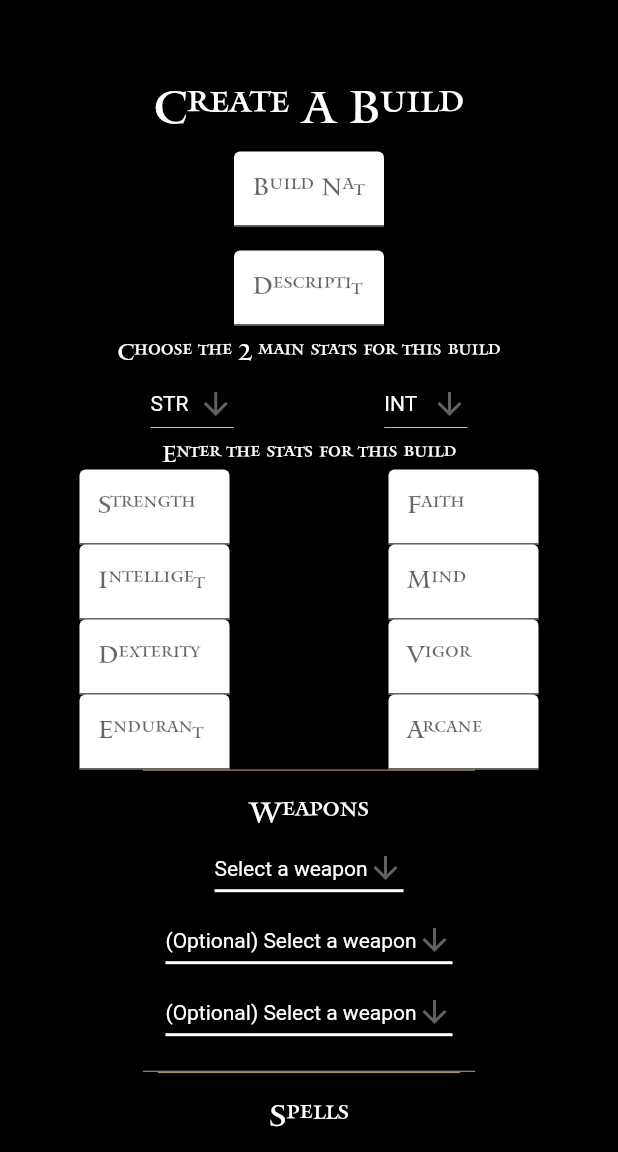
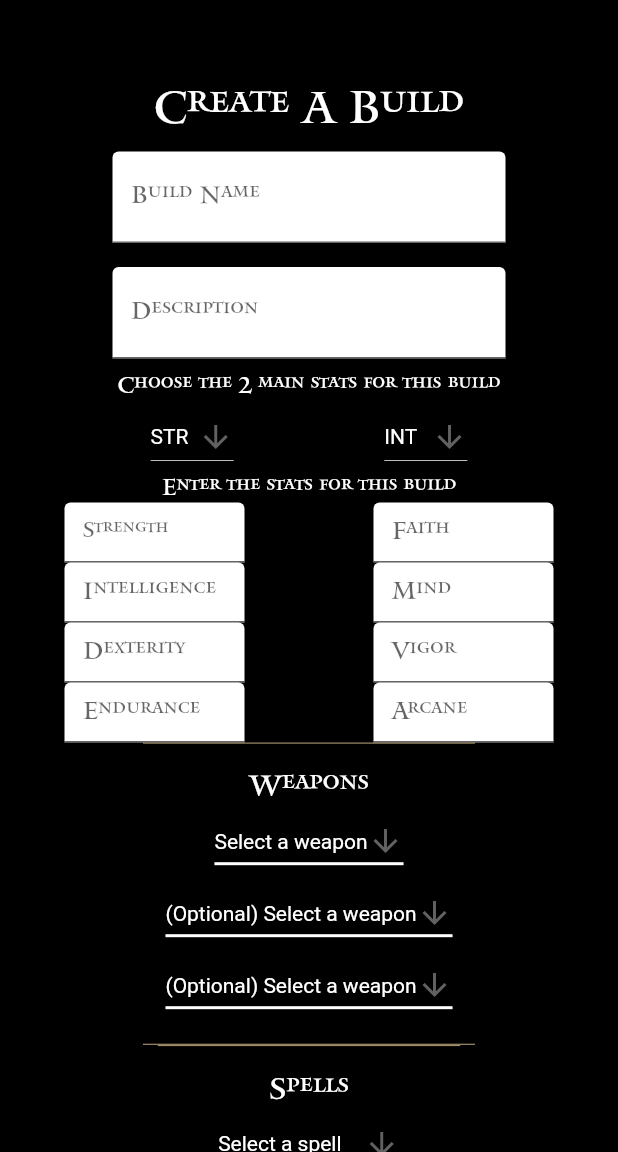
Before and after one commit to yvanmig/Elden-Build, a Flutter app: the CreateBuild screen opened by its route, on a phone screen of 412 x 824 dp, the part 84-1236 px from its top. Run offline on Flutter 3.47's test engine with Material 2 defaults, Android fonts, the phone set to English and light mode, and no system bars; our stand-ins replace email_validator, flutter_image_slideshow, image_picker; missing offline and left inert: dart:js; accounts and stored records are empty; network calls fail.

Commit message:
fix text wrap and inputs size

```diff
--- a/lib/layout/pages/create_build.dart
+++ b/lib/layout/pages/create_build.dart
@@ -168,8 +168,6 @@ class _CreateBuildForm extends State<CreateBuild> {
                     padding:
                         const EdgeInsets.symmetric(horizontal: 75, vertical: 8),
                     child: SizedBox(
-                      width: 100,
-                      height: 50,
                       child: TextFormField(
                         style: const TextStyle(color: Colors.blueGrey),
                         decoration: const InputDecoration(
@@ -187,8 +185,6 @@ class _CreateBuildForm extends State<CreateBuild> {
                     padding:
                         const EdgeInsets.symmetric(horizontal: 75, vertical: 8),
                     child: SizedBox(
-                      width: 100,
-                      height: 50,
                       child: TextFormField(
                         style: const TextStyle(color: Colors.blueGrey),
                         decoration: const InputDecoration(
@@ -258,10 +254,11 @@ class _CreateBuildForm extends State<CreateBuild> {
                         crossAxisAlignment: CrossAxisAlignment.center,
                         children: [
                           SizedBox(
-                            width: 100,
-                            height: 50,
+                            width: 120,
+                            height: 40,
                             child: TextFormField(
-                              style: const TextStyle(color: Colors.blueGrey),
+                              textAlign: TextAlign.end,
+                              style: const TextStyle(color: Colors.blueGrey, fontSize: 16),
                               keyboardType: TextInputType.number,
                               inputFormatters: <TextInputFormatter>[
                                 FilteringTextInputFormatter.allow(
@@ -273,15 +270,17 @@ class _CreateBuildForm extends State<CreateBuild> {
                                 filled: true,
                                 border: UnderlineInputBorder(),
                                 labelText: 'Strength',
-                                hintText: '30',
+                                hintText: '0',
+                                labelStyle: TextStyle(fontSize: 14)
                               ),
                             ),
                           ),
                           SizedBox(
-                            width: 100,
-                            height: 50,
+                            width: 120,
+                            height: 40,
                             child: TextFormField(
-                              style: const TextStyle(color: Colors.blueGrey),
+                              textAlign: TextAlign.end,
+                              style: const TextStyle(color: Colors.blueGrey, fontSize: 16),
                               keyboardType: TextInputType.number,
                               inputFormatters: <TextInputFormatter>[
                                 FilteringTextInputFormatter.allow(
@@ -294,15 +293,16 @@ class _CreateBuildForm extends State<CreateBuild> {
                                 filled: true,
                                 border: UnderlineInputBorder(),
                                 labelText: 'Intelligence',
-                                hintText: '30',
+                                hintText: '0',
                               ),
                             ),
                           ),
                           SizedBox(
-                            width: 100,
-                            height: 50,
+                            width: 120,
+                            height: 40,
                             child: TextFormField(
-                              style: const TextStyle(color: Colors.blueGrey),
+                              textAlign: TextAlign.end,
+                              style: const TextStyle(color: Colors.blueGrey, fontSize: 16),
                               keyboardType: TextInputType.number,
                               inputFormatters: <TextInputFormatter>[
                                 FilteringTextInputFormatter.allow(
@@ -314,15 +314,16 @@ class _CreateBuildForm extends State<CreateBuild> {
                                 filled: true,
                                 border: UnderlineInputBorder(),
                                 labelText: 'Dexterity',
-                                hintText: '30',
+                                hintText: '0',
                               ),
                             ),
                           ),
                           SizedBox(
-                            width: 100,
-                            height: 50,
+                            width: 120,
+                            height: 40,
                             child: TextFormField(
-                              style: const TextStyle(color: Colors.blueGrey),
+                              textAlign: TextAlign.end,
+                              style: const TextStyle(color: Colors.blueGrey, fontSize: 16),
                               keyboardType: TextInputType.number,
                               inputFormatters: <TextInputFormatter>[
                                 FilteringTextInputFormatter.allow(
@@ -334,7 +335,7 @@ class _CreateBuildForm extends State<CreateBuild> {
                                 filled: true,
                                 border: UnderlineInputBorder(),
                                 labelText: 'Endurance',
-                                hintText: '30',
+                                hintText: '0',
                               ),
                             ),
                           ),
@@ -345,10 +346,11 @@ class _CreateBuildForm extends State<CreateBuild> {
                         crossAxisAlignment: CrossAxisAlignment.center,
                         children: [
                           SizedBox(
-                            width: 100,
-                            height: 50,
+                            width: 120,
+                            height: 40,
                             child: TextFormField(
-                              style: const TextStyle(color: Colors.blueGrey),
+                              textAlign: TextAlign.end,
+                              style: const TextStyle(color: Colors.blueGrey, fontSize: 16),
                               keyboardType: TextInputType.number,
                               inputFormatters: <TextInputFormatter>[
                                 FilteringTextInputFormatter.allow(
@@ -360,15 +362,16 @@ class _CreateBuildForm extends State<CreateBuild> {
                                 filled: true,
                                 border: UnderlineInputBorder(),
                                 labelText: 'Faith',
-                                hintText: '30',
+                                hintText: '0',
                               ),
                             ),
                           ),
                           SizedBox(
-                            width: 100,
-                            height: 50,
+                            width: 120,
+                            height: 40,
                             child: TextFormField(
-                              style: const TextStyle(color: Colors.blueGrey),
+                              textAlign: TextAlign.end,
+                              style: const TextStyle(color: Colors.blueGrey, fontSize: 16),
                               keyboardType: TextInputType.number,
                               inputFormatters: <TextInputFormatter>[
                                 FilteringTextInputFormatter.allow(
@@ -380,15 +383,16 @@ class _CreateBuildForm extends State<CreateBuild> {
                                 filled: true,
                                 border: UnderlineInputBorder(),
                                 labelText: 'Mind',
-                                hintText: '30',
+                                hintText: '0',
                               ),
                             ),
                           ),
                           SizedBox(
-                            width: 100,
-                            height: 50,
+                            width: 120,
+                            height: 40,
                             child: TextFormField(
-                              style: const TextStyle(color: Colors.blueGrey),
+                              textAlign: TextAlign.end,
+                              style: const TextStyle(color: Colors.blueGrey, fontSize: 16),
                               keyboardType: TextInputType.number,
                               inputFormatters: <TextInputFormatter>[
                                 FilteringTextInputFormatter.allow(
@@ -400,15 +404,16 @@ class _CreateBuildForm extends State<CreateBuild> {
                                 filled: true,
                                 border: UnderlineInputBorder(),
                                 labelText: 'Vigor',
-                                hintText: '30',
+                                hintText: '0',
                               ),
                             ),
                           ),
                           SizedBox(
-                            width: 100,
-                            height: 50,
+                            width: 120,
+                            height: 40,
                             child: TextFormField(
-                              style: const TextStyle(color: Colors.blueGrey),
+                              textAlign: TextAlign.end,
+                              style: const TextStyle(color: Colors.blueGrey, fontSize: 16),
                               keyboardType: TextInputType.number,
                               inputFormatters: <TextInputFormatter>[
                                 FilteringTextInputFormatter.allow(
@@ -420,7 +425,7 @@ class _CreateBuildForm extends State<CreateBuild> {
                                 filled: true,
                                 border: UnderlineInputBorder(),
                                 labelText: 'Arcane',
-                                hintText: '30',
+                                hintText: '0',
                               ),
                             ),
                           ),
@@ -431,7 +436,6 @@ class _CreateBuildForm extends State<CreateBuild> {
                   Container(
                     padding: const EdgeInsets.all(15.0),
                     decoration: const BoxDecoration(
-                        // border: Border.(width: 0.5, color: Color.fromRGBO(160, 141, 106, 1.0))
                         border: Border(
                       top: BorderSide(
                           width: 0.8,
@@ -681,6 +685,7 @@ class _CreateBuildForm extends State<CreateBuild> {
                             );
                           }).toList(),
                         ),
+
                         DropdownButton<String>(
                           hint: const Text("(Optional) Select a talisman",
                               style: const TextStyle(color: Colors.white)),
@@ -714,9 +719,16 @@ class _CreateBuildForm extends State<CreateBuild> {
               )),
           Column(
             children: [
-              //TODO change route
               ElevatedButton(
-                  onPressed: submitNewBuild, child: const Text("Save build")),
+                style: ElevatedButton.styleFrom(
+                  alignment: Alignment.center,
+                  primary: Color.fromRGBO(160, 141, 106, 1.0),
+                  padding: EdgeInsets.symmetric(horizontal: 30, vertical: 20),
+                  textStyle: TextStyle(
+                    fontFamily: 'Mantinia',
+                    fontSize: 30)
+                ),
+                onPressed: submitNewBuild, child: const Text("Save build")),
             ],
           ),
         ],
@@ -753,7 +765,7 @@ class _CreateBuildForm extends State<CreateBuild> {
   }
 }
 
-//TODO fix the setState function not updating the corresponding state value then use widget for each dropdown
+//TODO fix the onChanged function not updating the corresponding value then use widget for each dropdown
 Widget _statNumberInput(String hintText, var statName) {
   return TextFormField(
     style: const TextStyle(color: Colors.blueGrey),
@@ -767,7 +779,7 @@ Widget _statNumberInput(String hintText, var statName) {
       filled: true,
       border: UnderlineInputBorder(),
       labelText: 'Strength',
-      hintText: '30',
+      hintText: '0',
     ),
   );
 }
```
Also changed, not shown: 1 other file.
